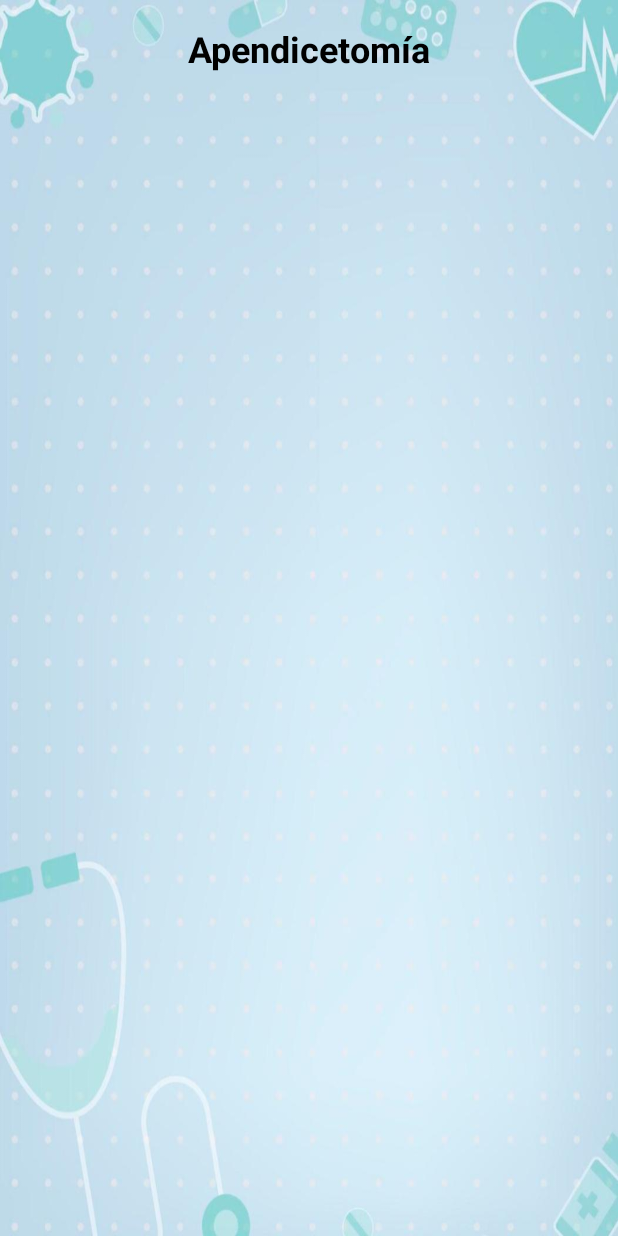
After one commit to CifuX40/Quirofano, an Android app: the ApendicetomiaActivity screen opened directly, with no data from a screen before it, on a phone screen of 412 x 824 dp. The commit adds this screen. Run offline under Robolectric (Android 15) with nearby library versions, the light colour scheme and no system bars.

Commit message:
Agregar pantalla Apendicetomia

```diff
--- a/app/src/main/AndroidManifest.xml
+++ b/app/src/main/AndroidManifest.xml
@@ -36,5 +36,6 @@
         <activity android:name=".HerniaLaparoscopiaActivity" />
         <activity android:name=".ColectomiaActivity"/>
         <activity android:name=".PancreatectomiaActivity"/>
+        <activity android:name=".ApendicetomiaActivity"/>
     </application>
 </manifest>
--- /dev/null
+++ b/app/src/main/java/aplicacion/quirofano/ApendicetomiaActivity.kt
@@ -0,0 +1,12 @@
+package aplicacion.quirofano
+
+import android.os.Bundle
+import androidx.appcompat.app.AppCompatActivity
+
+class ApendicetomiaActivity : AppCompatActivity() {
+    override fun onCreate(savedInstanceState: Bundle?) {
+        super.onCreate(savedInstanceState)
+        setContentView(R.layout.apendicetomia)
+
+    }
+}
--- a/app/src/main/java/aplicacion/quirofano/CirugiaGeneralActivity.kt
+++ b/app/src/main/java/aplicacion/quirofano/CirugiaGeneralActivity.kt
@@ -45,5 +45,11 @@
             val intent = Intent(this, PancreatectomiaActivity::class.java)
             startActivity(intent)
         }
+
+        val btnApendicetomia = findViewById<Button>(R.id.button7)
+        btnApendicetomia.setOnClickListener {
+            val intent = Intent(this, ApendicetomiaActivity::class.java)
+            startActivity(intent)
+        }
     }
 }
--- /dev/null
+++ b/app/src/main/res/layout/apendicetomia.xml
@@ -0,0 +1,23 @@
+<?xml version="1.0" encoding="utf-8"?>
+<androidx.constraintlayout.widget.ConstraintLayout xmlns:android="http://schemas.android.com/apk/res/android"
+    xmlns:app="http://schemas.android.com/apk/res-auto"
+    xmlns:tools="http://schemas.android.com/tools"
+    android:layout_width="match_parent"
+    android:layout_height="match_parent"
+    android:background="@drawable/fondo_de_pantalla"
+    tools:context=".ApendicetomiaActivity">
+
+    <TextView
+        android:id="@+id/txtTitulo"
+        android:layout_width="wrap_content"
+        android:layout_height="wrap_content"
+        android:padding="16dp"
+        android:text="Apendicetomía"
+        android:textColor="@color/black"
+        android:textSize="24sp"
+        android:textStyle="bold"
+        app:layout_constraintTop_toTopOf="parent"
+        app:layout_constraintStart_toStartOf="parent"
+        app:layout_constraintEnd_toEndOf="parent" />
+
+</androidx.constraintlayout.widget.ConstraintLayout>
```
